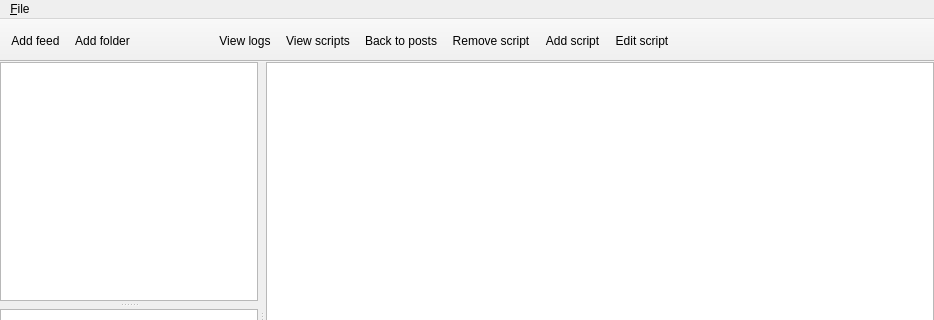
zappatic/ZapFeedReader, file client-desktop/src/widgets/MainWindow.ui: the form before one commit; both pictures show x 0 to 934 and y 0 to 320 of the 934 by 600 pixel window.
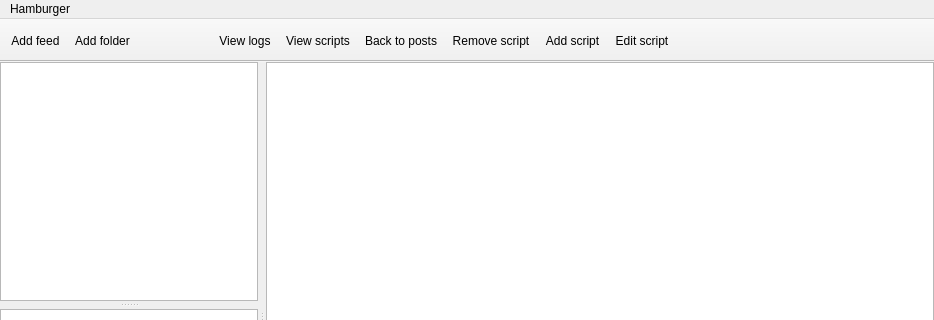
The form after the commit. Custom widgets are drawn as their Qt base class.

Commit message: convert menu bar into hamburger menu

```diff
--- a/client-desktop/src/widgets/MainWindow.ui
+++ b/client-desktop/src/widgets/MainWindow.ui
@@ -772,9 +772,9 @@
      <height>22</height>
     </rect>
    </property>
-   <widget class="QMenu" name="menu_File">
+   <widget class="QMenu" name="menu_Hamburger">
     <property name="title">
-     <string>&amp;File</string>
+     <string notr="true">Hamburger</string>
     </property>
     <addaction name="action_Add_source"/>
     <addaction name="action_Add_feed"/>
@@ -783,7 +783,7 @@
     <addaction name="action_Import_OPML"/>
     <addaction name="action_Export_OPML"/>
    </widget>
-   <addaction name="menu_File"/>
+   <addaction name="menu_Hamburger"/>
   </widget>
   <widget class="QStatusBar" name="statusbar"/>
   <widget class="QToolBar" name="toolBar">
```
Left out of the diff: 21 changed lines with no effect on the pictures. The commit also changes 5 other files.
